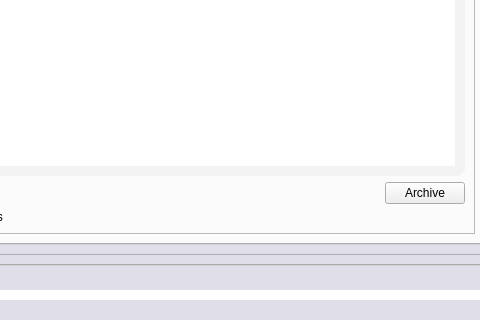
First picture: the form in QtGUI/form.ui, repository Ponard/InvestoPinoy, before the edit; both pictures show x 719 to 1199 and y 571 to 891 of the 1280 by 891 pixel window.
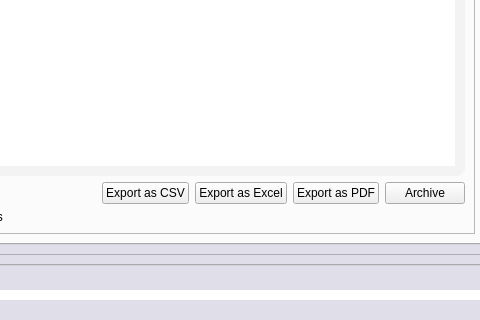
Second picture: the form after the edit. The open tabs and pages were chosen to show the change. Icons and pictures are not drawn.

Diff of the .ui file:
```diff
--- a/QtGUI/form.ui
+++ b/QtGUI/form.ui
@@ -2010,6 +2010,27 @@
                             </property>
                            </spacer>
                           </item>
+                                                    <item>
+                           <widget class="QPushButton" name="export_clients_nonlife_csv_button">
+                            <property name="text">
+                             <string>Export as CSV</string>
+                            </property>
+                           </widget>
+                          </item>
+                          <item>
+                           <widget class="QPushButton" name="export_clients_nonlife_xls_button">
+                            <property name="text">
+                             <string>Export as Excel</string>
+                            </property>
+                           </widget>
+                          </item>
+                          <item>
+                           <widget class="QPushButton" name="export_clients_nonlife_pdf_button">
+                            <property name="text">
+                             <string>Export as PDF</string>
+                            </property>
+                           </widget>
+                          </item>
                           <item>
                            <widget class="QPushButton" name="clients_non_life_dashboard_archive_button">
                             <property name="sizePolicy">
```
Left out of the diff: 21 changed lines with no effect on the pictures.
